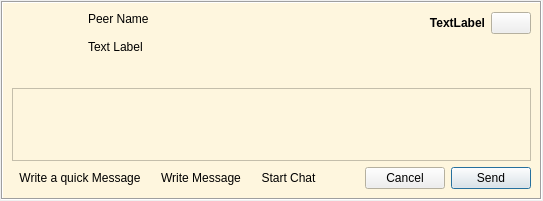
Qt form retroshare-gui/src/gui/feeds/ChatMsgItem.ui (RetroShare/RetroShare) before a commit.
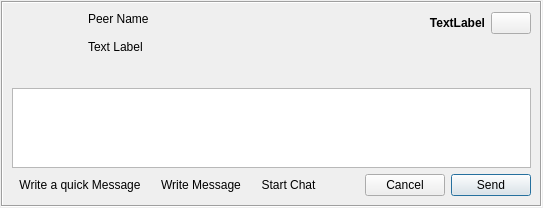
The same form after that commit. Icons and pictures are not drawn. Custom widgets are drawn as their Qt base class.

The edit to the form file:
```diff
--- a/retroshare-gui/src/gui/feeds/ChatMsgItem.ui
+++ b/retroshare-gui/src/gui/feeds/ChatMsgItem.ui
@@ -7,7 +7,7 @@
     <x>0</x>
     <y>0</y>
     <width>543</width>
-    <height>201</height>
+    <height>208</height>
    </rect>
   </property>
   <layout class="QGridLayout" name="gridLayout_1">
@@ -31,70 +31,6 @@
        <verstretch>0</verstretch>
       </sizepolicy>
      </property>
-     <property name="palette">
-      <palette>
-       <active>
-        <colorrole role="Base">
-         <brush brushstyle="SolidPattern">
-          <color alpha="255">
-           <red>254</red>
-           <green>246</green>
-           <blue>222</blue>
-          </color>
-         </brush>
-        </colorrole>
-        <colorrole role="Window">
-         <brush brushstyle="SolidPattern">
-          <color alpha="255">
-           <red>254</red>
-           <green>246</green>
-           <blue>222</blue>
-          </color>
-         </brush>
-        </colorrole>
-       </active>
-       <inactive>
-        <colorrole role="Base">
-         <brush brushstyle="SolidPattern">
-          <color alpha="255">
-           <red>254</red>
-           <green>246</green>
-           <blue>222</blue>
-          </color>
-         </brush>
-        </colorrole>
-        <colorrole role="Window">
-         <brush brushstyle="SolidPattern">
-          <color alpha="255">
-           <red>254</red>
-           <green>246</green>
-           <blue>222</blue>
-          </color>
-         </brush>
-        </colorrole>
-       </inactive>
-       <disabled>
-        <colorrole role="Base">
-         <brush brushstyle="SolidPattern">
-          <color alpha="255">
-           <red>240</red>
-           <green>240</green>
-           <blue>240</blue>
-          </color>
-         </brush>
-        </colorrole>
-        <colorrole role="Window">
-         <brush brushstyle="SolidPattern">
-          <color alpha="255">
-           <red>254</red>
-           <green>246</green>
-           <blue>222</blue>
-          </color>
-         </brush>
-        </colorrole>
-       </disabled>
-      </palette>
-     </property>
      <property name="autoFillBackground">
       <bool>true</bool>
      </property>
@@ -406,17 +342,17 @@
   </layout>
  </widget>
  <customwidgets>
+  <customwidget>
+   <class>StyledLabel</class>
+   <extends>QLabel</extends>
+   <header>gui/common/StyledLabel.h</header>
+  </customwidget>
   <customwidget>
    <class>AvatarWidget</class>
    <extends>QLabel</extends>
    <header>gui/common/AvatarWidget.h</header>
    <container>1</container>
   </customwidget>
-  <customwidget>
-   <class>StyledLabel</class>
-   <extends>QLabel</extends>
-   <header>gui/common/StyledLabel.h</header>
-  </customwidget>
  </customwidgets>
  <resources>
   <include location="../images.qrc"/>
```
Left out of the diff: 5 changed lines with no effect on the pictures.
